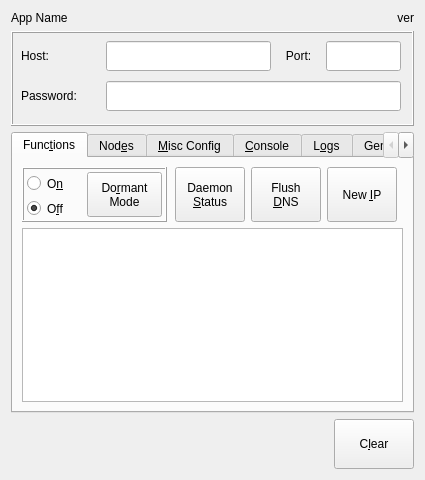
The window that tor-util-ng.ui (GIJack/tor-util) describes before a commit, drawn with Qt 5.
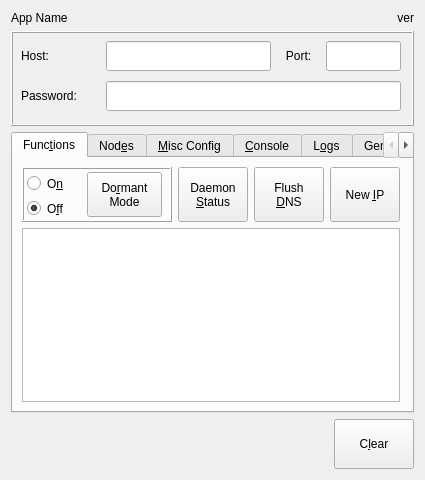
The same window after the commit. Icons and pictures are not drawn.

Patch:
```diff
--- a/tor-util-ng.ui
+++ b/tor-util-ng.ui
@@ -202,6 +202,12 @@
      <property name="toolTip">
       <string/>
      </property>
+     <property name="tabPosition">
+      <enum>QTabWidget::North</enum>
+     </property>
+     <property name="tabShape">
+      <enum>QTabWidget::Rounded</enum>
+     </property>
      <property name="currentIndex">
       <number>0</number>
      </property>
@@ -213,84 +219,6 @@
        <string>Func&amp;tions</string>
       </attribute>
       <layout class="QGridLayout" name="gridLayout">
-       <item row="0" column="6">
-        <widget class="QPushButton" name="button_flush_dns">
-         <property name="sizePolicy">
-          <sizepolicy hsizetype="Fixed" vsizetype="Fixed">
-           <horstretch>0</horstretch>
-           <verstretch>0</verstretch>
-          </sizepolicy>
-         </property>
-         <property name="minimumSize">
-          <size>
-           <width>0</width>
-           <height>55</height>
-          </size>
-         </property>
-         <property name="maximumSize">
-          <size>
-           <width>70</width>
-           <height>16777215</height>
-          </size>
-         </property>
-         <property name="text">
-          <string>Flush
-&amp;DNS</string>
-         </property>
-        </widget>
-       </item>
-       <item row="1" column="0" colspan="9">
-        <widget class="QPlainTextEdit" name="text_output_send">
-         <property name="sizePolicy">
-          <sizepolicy hsizetype="Expanding" vsizetype="Expanding">
-           <horstretch>0</horstretch>
-           <verstretch>0</verstretch>
-          </sizepolicy>
-         </property>
-         <property name="font">
-          <font>
-           <family>Monospace</family>
-          </font>
-         </property>
-         <property name="focusPolicy">
-          <enum>Qt::ClickFocus</enum>
-         </property>
-         <property name="toolTip">
-          <string>Return Values From TOR Daemon</string>
-         </property>
-         <property name="textInteractionFlags">
-          <set>Qt::TextSelectableByKeyboard|Qt::TextSelectableByMouse</set>
-         </property>
-        </widget>
-       </item>
-       <item row="0" column="7">
-        <widget class="QPushButton" name="button_new_ip">
-         <property name="sizePolicy">
-          <sizepolicy hsizetype="Fixed" vsizetype="Fixed">
-           <horstretch>0</horstretch>
-           <verstretch>0</verstretch>
-          </sizepolicy>
-         </property>
-         <property name="minimumSize">
-          <size>
-           <width>0</width>
-           <height>55</height>
-          </size>
-         </property>
-         <property name="maximumSize">
-          <size>
-           <width>70</width>
-           <height>16777215</height>
-          </size>
-         </property>
-         <property name="toolTip">
-          <string>Execute Command</string>
-         </property>
-         <property name="text">
-          <string>New &amp;IP</string>
-         </property>
-        </widget>
-       </item>
        <item row="0" column="0">
         <widget class="QFrame" name="frame_dormant_mode">
          <property name="sizePolicy">
@@ -368,7 +296,7 @@
          </widget>
         </widget>
        </item>
-       <item row="0" column="5">
+       <item row="0" column="1">
         <widget class="QPushButton" name="button_daemon_status">
          <property name="sizePolicy">
           <sizepolicy hsizetype="Fixed" vsizetype="Fixed">
@@ -397,6 +325,84 @@
          </property>
         </widget>
        </item>
+       <item row="0" column="2">
+        <widget class="QPushButton" name="button_flush_dns">
+         <property name="sizePolicy">
+          <sizepolicy hsizetype="Fixed" vsizetype="Fixed">
+           <horstretch>0</horstretch>
+           <verstretch>0</verstretch>
+          </sizepolicy>
+         </property>
+         <property name="minimumSize">
+          <size>
+           <width>0</width>
+           <height>55</height>
+          </size>
+         </property>
+         <property name="maximumSize">
+          <size>
+           <width>70</width>
+           <height>16777215</height>
+          </size>
+         </property>
+         <property name="text">
+          <string>Flush
+&amp;DNS</string>
+         </property>
+        </widget>
+       </item>
+       <item row="0" column="3">
+        <widget class="QPushButton" name="button_new_ip">
+         <property name="sizePolicy">
+          <sizepolicy hsizetype="Fixed" vsizetype="Fixed">
+           <horstretch>0</horstretch>
+           <verstretch>0</verstretch>
+          </sizepolicy>
+         </property>
+         <property name="minimumSize">
+          <size>
+           <width>0</width>
+           <height>55</height>
+          </size>
+         </property>
+         <property name="maximumSize">
+          <size>
+           <width>70</width>
+           <height>16777215</height>
+          </size>
+         </property>
+         <property name="toolTip">
+          <string>Execute Command</string>
+         </property>
+         <property name="text">
+          <string>New &amp;IP</string>
+         </property>
+        </widget>
+       </item>
+       <item row="1" column="0" colspan="4">
+        <widget class="QPlainTextEdit" name="text_output_send">
+         <property name="sizePolicy">
+          <sizepolicy hsizetype="Expanding" vsizetype="Expanding">
+           <horstretch>0</horstretch>
+           <verstretch>0</verstretch>
+          </sizepolicy>
+         </property>
+         <property name="font">
+          <font>
+           <family>Monospace</family>
+          </font>
+         </property>
+         <property name="focusPolicy">
+          <enum>Qt::ClickFocus</enum>
+         </property>
+         <property name="toolTip">
+          <string>Return Values From TOR Daemon</string>
+         </property>
+         <property name="textInteractionFlags">
+          <set>Qt::TextSelectableByKeyboard|Qt::TextSelectableByMouse</set>
+         </property>
+        </widget>
+       </item>
       </layout>
      </widget>
      <widget class="QWidget" name="tab_nodes">
```
Left out of the diff: 2 changed lines with no effect on the pictures.
